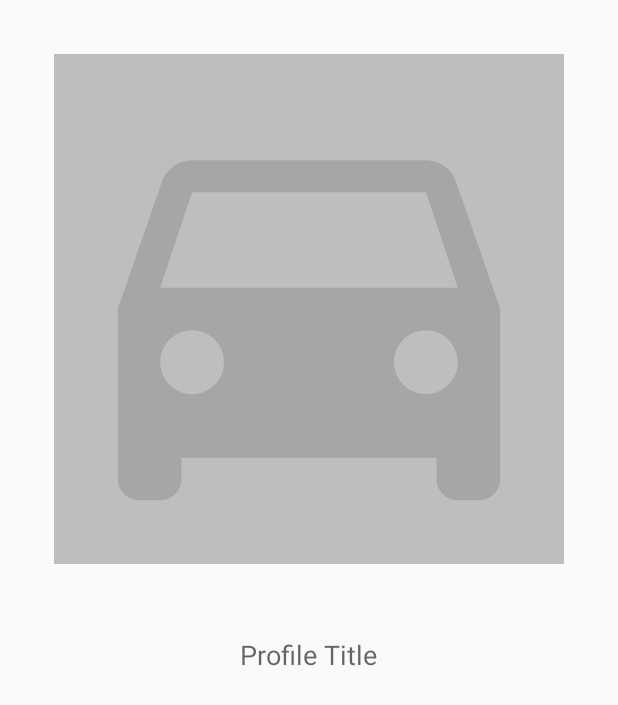
After one commit to martymiller/RentalApp, an Android app: the layout fragment_profile.xml on its own in the app's theme, with its tools: preview values and no code run, on a phone screen of 412 x 824 dp. The commit adds this screen. Shown: the top 705 px of the screen. Run offline under Robolectric (Android 15) with nearby library versions, the phone set to English and light mode, and no system bars.

Commit message:
adding a profile fragment to test successful navigation

```diff
--- a/app/build.gradle.kts
+++ b/app/build.gradle.kts
@@ -2,6 +2,7 @@ plugins {
     id("com.android.application")
     kotlin("android")
     kotlin("android.extensions")
+    id("kotlin-android")
 }
 
 android {
@@ -60,6 +61,7 @@ dependencies {
     implementation(Libs.rxJava)
     implementation(Libs.rxRelay)
     implementation(Libs.timber)
+    implementation("androidx.legacy:legacy-support-v4:1.0.0")
     testImplementation(Libs.koinTest)
     testImplementation("junit:junit:4.12")
     annotationProcessor(Libs.glideCompiler)
--- a/app/src/main/java/com/marty/rentalapp/model/search/SearchResults.kt
+++ b/app/src/main/java/com/marty/rentalapp/model/search/SearchResults.kt
@@ -4,7 +4,7 @@ import com.google.gson.annotations.SerializedName
 
 class SearchResults(
     val data: List<DataItem>,
-    val included: List<IncludedItem>
+    val included: List<IncludedItem>?
 ) {
 
     //Find primary image URL of rental by getting the ID from `data[].relationships.primary_image.data.id`
--- a/app/src/main/java/com/marty/rentalapp/model/search/SearchUtil.kt
+++ b/app/src/main/java/com/marty/rentalapp/model/search/SearchUtil.kt
@@ -3,12 +3,13 @@ package com.marty.rentalapp.model.search
 import timber.log.Timber
 
 fun SearchResults.toSearchItemsList(): List<SearchItem> {
-    val includedMap: Map<String, String> = included.associateBy({ it.id }, { it.attributes.imageUrl })
+    val includedMap: Map<String, String>? = included?.associateBy({ it.id }, { it.attributes.imageUrl })
     return data.map {
+        Timber.d("adding ${it.id}, ${it.attributes.name}, ${includedMap?.get(it.relationships.primaryImage?.data?.id)}")
         SearchItem(
             it.id.toInt(),
             it.attributes.name,
-            includedMap[it.relationships.primaryImage?.data?.id]
+            includedMap?.get(it.relationships.primaryImage?.data?.id)
         )
     }
 }
--- a/app/src/main/java/com/marty/rentalapp/ui/search/SearchViewModel.kt
+++ b/app/src/main/java/com/marty/rentalapp/ui/search/SearchViewModel.kt
@@ -25,7 +25,7 @@ class SearchViewModel : ViewModel(), KoinComponent {
 
     override fun onCleared() {
         super.onCleared()
-        compositeDisposable.dispose()
+        compositeDisposable.clear()
     }
 
     fun fetchRentals(query: String) {
@@ -37,6 +37,7 @@ class SearchViewModel : ViewModel(), KoinComponent {
             .map(SearchResults::toSearchItemsList)
             .subscribe(rentals::postValue) { throwable ->
                 Timber.e(throwable, "Unable to fetch rentals")
+                showError.postValue(true)
             }
             .let(compositeDisposable::add)
     }
--- /dev/null
+++ b/app/src/main/res/layout/fragment_profile.xml
@@ -0,0 +1,28 @@
+<?xml version="1.0" encoding="utf-8"?>
+<LinearLayout
+    xmlns:android="http://schemas.android.com/apk/res/android"
+    xmlns:tools="http://schemas.android.com/tools"
+    android:layout_width="match_parent"
+    android:layout_height="match_parent"
+    android:gravity="center_horizontal"
+    android:orientation="vertical"
+    tools:context=".ui.profile.ProfileFragment">
+
+    <ImageView
+        android:id="@+id/profileImage"
+        android:layout_width="match_parent"
+        android:layout_height="wrap_content"
+        android:layout_margin="@dimen/space_xlarge"
+        android:adjustViewBounds="true"
+        android:background="@color/light_grey"
+        android:src="@drawable/ic_baseline_car_24" />
+
+    <TextView
+        android:id="@+id/profileTitle"
+        android:layout_width="wrap_content"
+        android:layout_height="wrap_content"
+        android:layout_margin="@dimen/space_default"
+        android:textAppearance="@style/TextAppearance.AppCompat.Medium"
+        tools:text="Profile Title" />
+
+</LinearLayout>
--- a/app/src/main/res/layout/search_fragment.xml
+++ b/app/src/main/res/layout/fragment_search.xml
@@ -18,6 +18,8 @@
             android:id="@+id/searchEditText"
             android:layout_width="match_parent"
             android:layout_height="wrap_content"
+            android:singleLine="true"
+            android:maxLines="1"
             android:background="@android:color/white"
             android:drawableEnd="@drawable/ic_mic_black_24dp"
             android:hint="@string/search_hint"
--- a/app/src/main/res/values/dimens.xml
+++ b/app/src/main/res/values/dimens.xml
@@ -4,6 +4,7 @@
     <dimen name="space_small">6dp</dimen>
     <dimen name="space_default">12dp</dimen>
     <dimen name="space_large">18dp</dimen>
+    <dimen name="space_xlarge">36dp</dimen>
     <dimen name="search_image_width">125dp</dimen>
     <dimen name="search_image_height">75dp</dimen>
 
--- a/app/src/main/res/values/strings.xml
+++ b/app/src/main/res/values/strings.xml
@@ -2,4 +2,6 @@
     <string name="app_name">RentalApp</string>
     <string name="search_hint">Search For Rentals...</string>
     <string name="search_results_empty">No Results Yet</string>
+    <!-- TODO: Remove or change this placeholder text -->
+    <string name="hello_blank_fragment">Hello blank fragment</string>
 </resources>
```
Also changed, not shown: app/src/main/java/com/marty/rentalapp/ui/profile/ProfileFragment.kt (added, +61 -0 lines), app/src/main/java/com/marty/rentalapp/ui/search/SearchAdapter.kt (+16 -12 lines), app/src/main/java/com/marty/rentalapp/ui/search/SearchFragment.kt (+21 -5 lines), app/src/main/res/layout/adapter_search_item.xml (renamed from app/src/main/res/layout/search_adapter_item.xml, +16 -4 lines), app/src/main/res/navigation/nav_graph.xml (+7 -1 lines).
